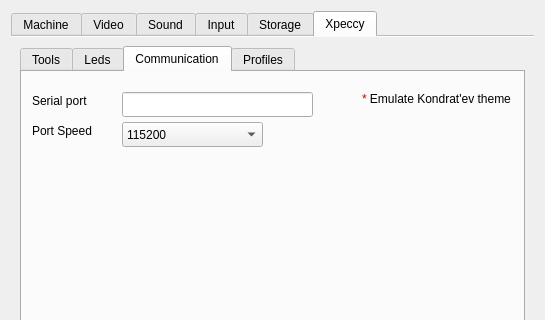
Old version of the form ui/setupwin.ui in the repository asve79/Xpeccy; both pictures show x 0 to 545 and y 0 to 320 of the 545 by 471 pixel window.
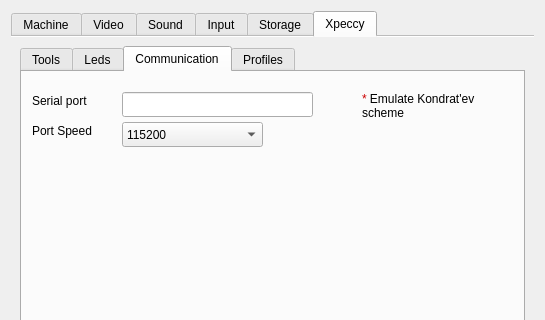
New version of the form. The open tabs and pages were chosen to show the change. Icons and pictures are not drawn. Custom widgets are drawn as their Qt base class.

The edit to the form file:
```diff
--- a/ui/setupwin.ui
+++ b/ui/setupwin.ui
@@ -3072,7 +3072,7 @@
               </rect>
              </property>
              <property name="text">
-              <string>&lt;html&gt;&lt;head/&gt;&lt;body&gt;&lt;p&gt;&lt;span style=&quot; color:#cc0000;&quot;&gt;*&lt;/span&gt; Emulate Kondrat'ev theme&lt;/p&gt;&lt;/body&gt;&lt;/html&gt;</string>
+              <string>&lt;html&gt;&lt;head/&gt;&lt;body&gt;&lt;p&gt;&lt;span style=&quot; color:#cc0000;&quot;&gt;*&lt;/span&gt; Emulate Kondrat'ev scheme&lt;/p&gt;&lt;/body&gt;&lt;/html&gt;</string>
              </property>
              <property name="alignment">
               <set>Qt::AlignLeading|Qt::AlignLeft|Qt::AlignTop</set>
```
Left out of the diff: 2 changed lines with no effect on the pictures.
